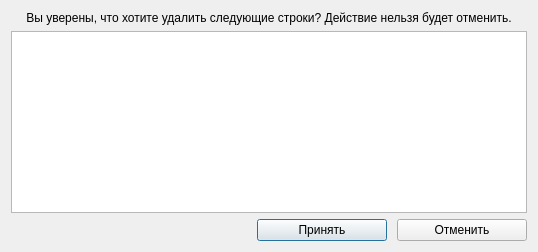
This is desktop/resources/ui/delete_tuple_dialog.ui in Lpshkn/shop_database as Qt 5 draws it before an edit. The edited form follows.
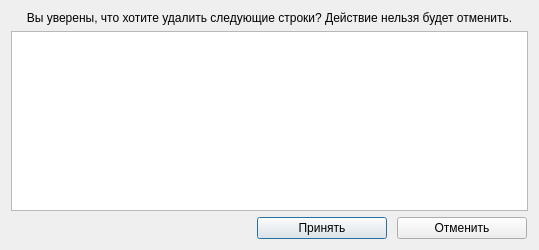
This is the edited form.

Commit message:
Add some fixes in the .ui files, add new dialog window
Add the getting logs dialog .ui file.

```diff
--- a/desktop/resources/ui/delete_tuple_dialog.ui
+++ b/desktop/resources/ui/delete_tuple_dialog.ui
@@ -9,8 +9,8 @@
    <rect>
     <x>0</x>
     <y>0</y>
-    <width>537</width>
-    <height>252</height>
+    <width>539</width>
+    <height>250</height>
    </rect>
   </property>
   <property name="windowTitle">
```
The commit also changes 2 other files.
